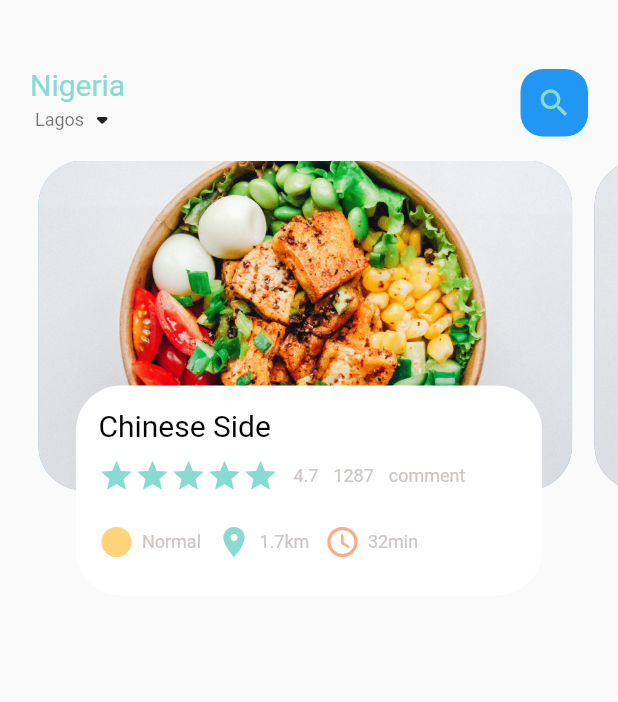
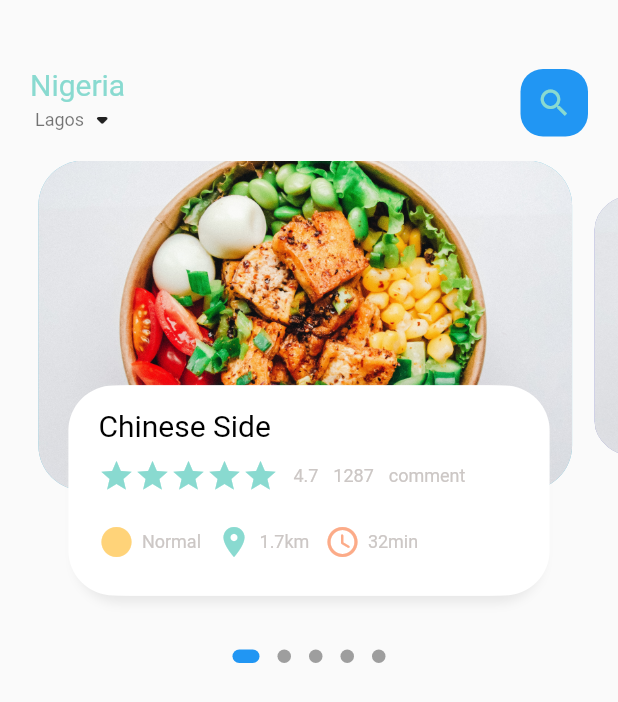
Before and after one commit to Horsmanayo/food_delivery_app_flutter, a Flutter app: the screen it shows after launch, on a phone screen of 412 x 824 dp. Shown: the top 702 px of the screen. Run offline on Flutter 3.47's test engine with Material 2 defaults, Android fonts, the phone set to English and light mode, and no system bars; drawn by our look-alikes of dots_indicator.

Commit message:
scaling fix

```diff
--- a/lib/home/food_page.dart
+++ b/lib/home/food_page.dart
@@ -1,3 +1,4 @@
+import 'package:dots_indicator/dots_indicator.dart';
 import 'package:flutter/material.dart';
 import 'package:food_delivery_app/utils/colors.dart';
 import 'package:food_delivery_app/widgets/big_text.dart';
@@ -15,6 +16,7 @@ class _FoodPageState extends State<FoodPage> {
   PageController pageController = PageController(viewportFraction: 0.9);
   var _currPageValue = 0.0;
   double _scaleFactor = 0.8;
+  double _height = 220;
 
   @override
   void initState() {
@@ -36,7 +38,9 @@ class _FoodPageState extends State<FoodPage> {
 
   @override
   Widget build(BuildContext context) {
-    return Container(
+    return Column(
+      children: [
+        Container(
           // color: Colors.redAccent,
           height: 320,
           child: PageView.builder(
@@ -45,22 +49,52 @@ class _FoodPageState extends State<FoodPage> {
               itemBuilder: (context, position) {
                 return _buildPageItem(position);
               }),
+        ),
+        new DotsIndicator(
+          dotsCount: 5,
+          position: _currPageValue,
+          decorator: DotsDecorator(
+            size: const Size.square(9.0),
+            activeSize: const Size(18.0, 9.0),
+            activeShape: RoundedRectangleBorder(
+                borderRadius: BorderRadius.circular(5.0)),
+          ),
+        ),
+      ],
     );
   }
 
   Widget _buildPageItem(int index) {
     // returns an instance with a three coordinate of x, y and z
     Matrix4 matrix = Matrix4.identity();
-    print(matrix);
+    // print(matrix);
 
     // checking if index value matches with the current page value
     if (index == _currPageValue.floor()) {
       var currScale = 1 - (_currPageValue - index) * (1 - _scaleFactor);
+      var currTrans = _height * (1 - currScale) / 2;
+      matrix = Matrix4.diagonal3Values(1, currScale, 1)
+        ..setTranslationRaw(0, currTrans, 0);
     } else if (index == _currPageValue.floor() + 1) {
       var currScale =
           _scaleFactor + (_currPageValue - index + 1) * (1 - _scaleFactor);
+      var currTrans = _height * (1 - currScale) / 2;
+      matrix = Matrix4.diagonal3Values(1, currScale, 1);
+      matrix = Matrix4.diagonal3Values(1, currScale, 1)
+        ..setTranslationRaw(0, currTrans, 0);
+    } else if (index == _currPageValue.floor() - 1) {
+      var currScale = 1 - (_currPageValue - index) * (1 - _scaleFactor);
+      var currTrans = _height * (1 - currScale) / 2;
+      matrix = Matrix4.diagonal3Values(1, currScale, 1);
+      matrix = Matrix4.diagonal3Values(1, currScale, 1)
+        ..setTranslationRaw(0, currTrans, 0);
+    } else {
+      matrix = Matrix4.diagonal3Values(1, 0.8, 1)
+        ..setTranslationRaw(0, _height * (1 - 0.8) / 2, 0);
     }
-    return Stack(
+    return Transform(
+      transform: matrix,
+      child: Stack(
         children: [
           Container(
             height: 220,
@@ -81,7 +115,26 @@ class _FoodPageState extends State<FoodPage> {
                 decoration: BoxDecoration(
                     borderRadius: BorderRadius.circular(30),
                     color: Colors.white,
+                    boxShadow: [
+                      BoxShadow(
+                        color: Color(0xFFe8e8e8),
+                        blurRadius: 5.0,
+                        //@offset first val is the x axis, second is y
+                        offset: Offset(0, 5),
                       ),
+                      //the box shadow below is to remove the shadows on the left side of the box
+                      BoxShadow(
+                        color: Colors.white,
+                        //@offset first val is the x axis, second is y
+                        offset: Offset(-5, 0),
+                      ),
+                      //the box shadow below is to remove the shadows on the right side of the box
+                      BoxShadow(
+                        color: Colors.white,
+                        //@offset first val is the x axis, second is y
+                        offset: Offset(5, 0),
+                      )
+                    ]),
                 child: Container(
                   padding: EdgeInsets.only(top: 15, left: 15, right: 15),
                   child: Column(
@@ -158,6 +211,7 @@ class _FoodPageState extends State<FoodPage> {
                 ),
               ))
         ],
+      ),
     );
   }
 }
--- a/pubspec.yaml
+++ b/pubspec.yaml
@@ -30,6 +30,7 @@ environment:
 dependencies:
   flutter:
     sdk: flutter
+  dots_indicator: ^2.0.0
 
   # The following adds the Cupertino Icons font to your application.
   # Use with the CupertinoIcons class for iOS style icons.
```
Also changed, not shown: pubspec.lock. Lines whose indentation alone changed are shown as unchanged.
